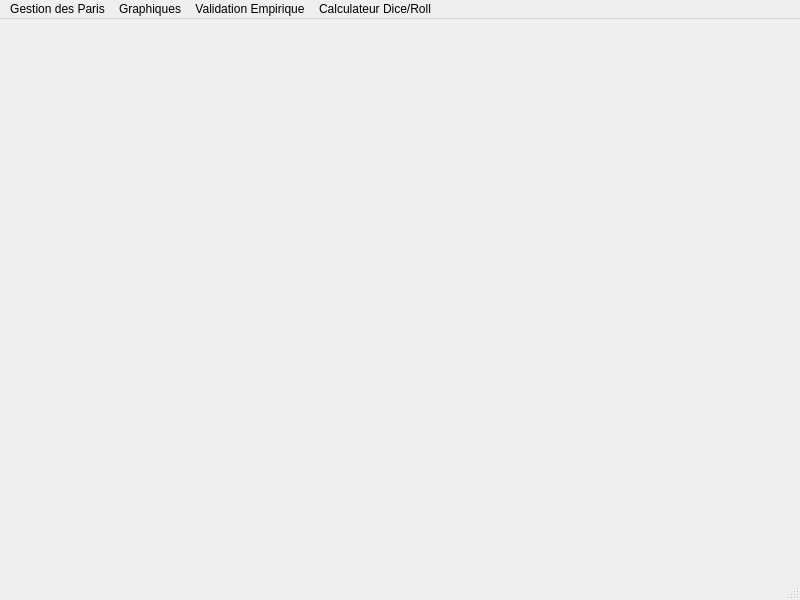
Qt form ui_files/ui_mainwindow.ui (Marmoth85/LiveBetManager) before a commit.
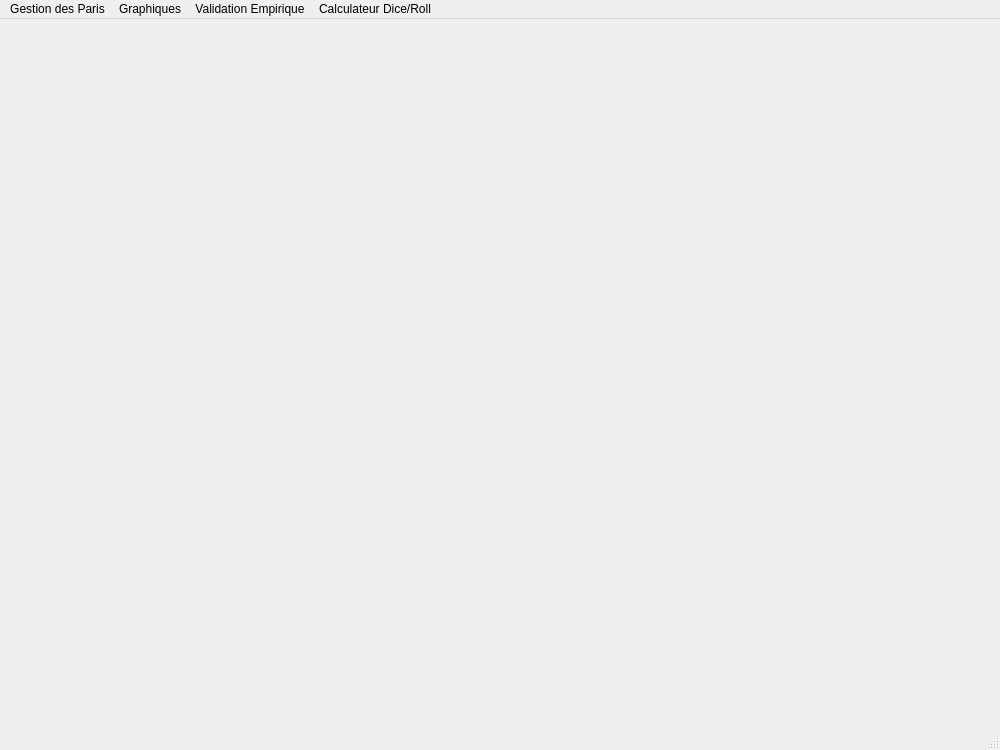
The same form after that commit.

Commit message: Hasard game widget drawn, ready to be implemented

```diff
--- a/ui_files/ui_mainwindow.ui
+++ b/ui_files/ui_mainwindow.ui
@@ -6,8 +6,8 @@
    <rect>
     <x>0</x>
     <y>0</y>
-    <width>800</width>
-    <height>600</height>
+    <width>1000</width>
+    <height>750</height>
    </rect>
   </property>
   <property name="windowTitle">
@@ -19,7 +19,7 @@
     <rect>
      <x>0</x>
      <y>0</y>
-     <width>800</width>
+     <width>1000</width>
      <height>21</height>
     </rect>
    </property>
```
The commit also changes 3 other files.
